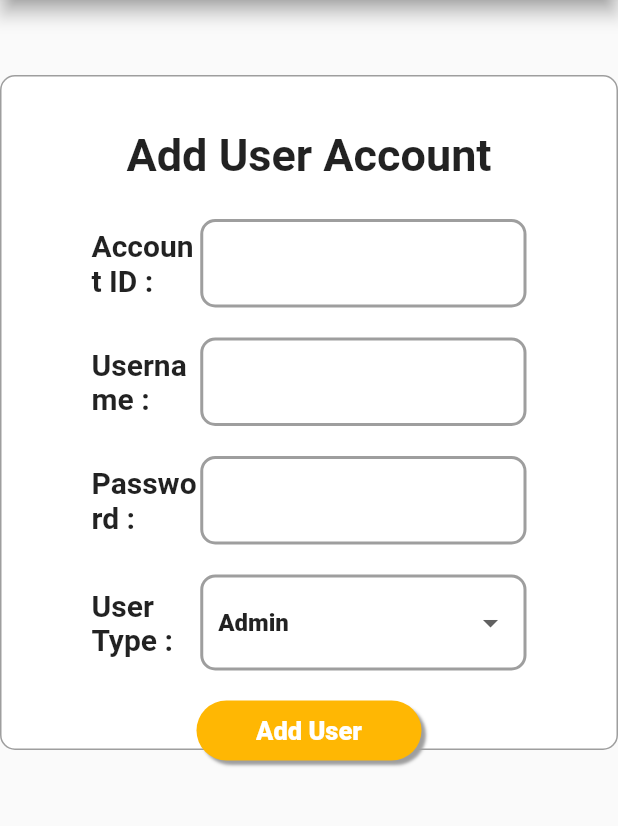
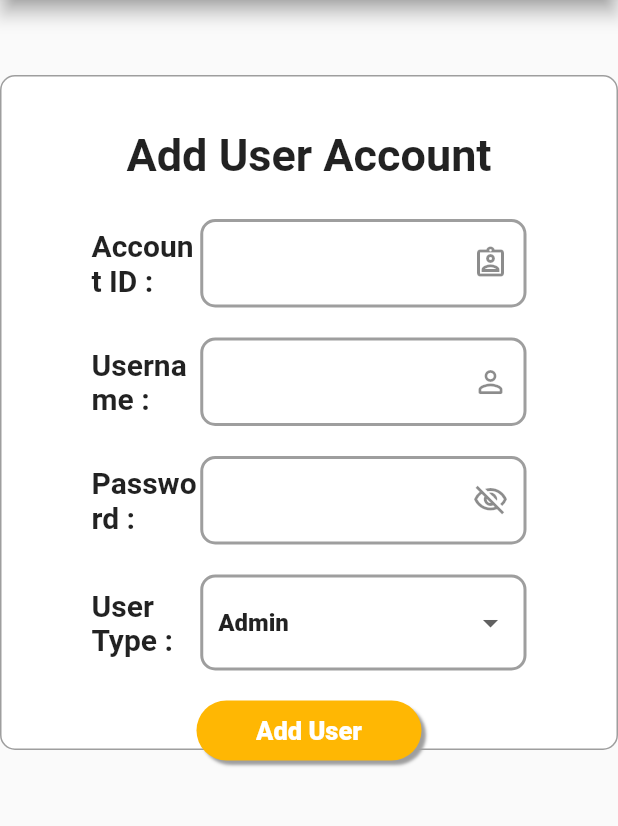
Before and after one commit to razylvidal/election_management_system_ems, a Flutter app: the AddUser screen opened directly, on a phone screen of 412 x 824 dp, the part 150-976 px from its top. Run offline on Flutter 3.47's test engine with Material 2 defaults, Android fonts, the phone set to English and light mode, and no system bars; our stand-ins replace font_awesome_flutter, get.

Commit message:
added icons

```diff
--- a/lib/Screens/SCE/Widgets/add_user.dart
+++ b/lib/Screens/SCE/Widgets/add_user.dart
@@ -51,8 +51,8 @@ class AddUser extends StatelessWidget {
                       Expanded(
                         flex: 3,
                         child: TextField(
-                           obscureText: true,
                             decoration: InputDecoration(
+                              suffixIcon: Icon(Icons.assignment_ind_outlined),
                               enabledBorder: OutlineInputBorder(
 
                                 borderSide: BorderSide(color: Colors.grey, width: 2),
@@ -84,8 +84,8 @@ class AddUser extends StatelessWidget {
                       Expanded(
                         flex: 3,
                         child: TextField(
-                           obscureText: true,
                             decoration: InputDecoration(
+                              suffixIcon: Icon(Icons.person_outline_rounded),
                               enabledBorder: OutlineInputBorder(
 
                                 borderSide: BorderSide(color: Colors.grey, width: 2),
@@ -120,6 +120,12 @@ class AddUser extends StatelessWidget {
                         child: TextField(
                            obscureText: true,
                             decoration: InputDecoration(
+                              suffixIcon: IconButton(
+                                onPressed: () {
+
+                                },
+                                icon: Icon(Icons.visibility_off_outlined),
+                                ),
                               enabledBorder: OutlineInputBorder(
 
                                 borderSide: BorderSide(color: Colors.grey, width: 2),
--- a/lib/Screens/SCE/hompage.dart
+++ b/lib/Screens/SCE/hompage.dart
@@ -132,6 +132,9 @@ class _DashboardPageState extends State<DashboardPage> {
                         elevation: 5,
                         margin: const EdgeInsets.symmetric(vertical: 10),
                         child: ListTile(
+                          onTap: (){
+
+                          },
                           leading: Text(
                             _foundUsers[index]["id"].toString(),
                             style: const TextStyle(fontSize: 24),
--- a/lib/main.dart
+++ b/lib/main.dart
@@ -19,7 +19,7 @@
     return MaterialApp(
       debugShowCheckedModeBanner:false,
       title: 'Election Management System',
-      home: LoginPage()
+      home: HomePage()
 
     );
   }
```
Also changed, not shown: lib/Screens/SCE/login.dart (+6 -1 lines).
